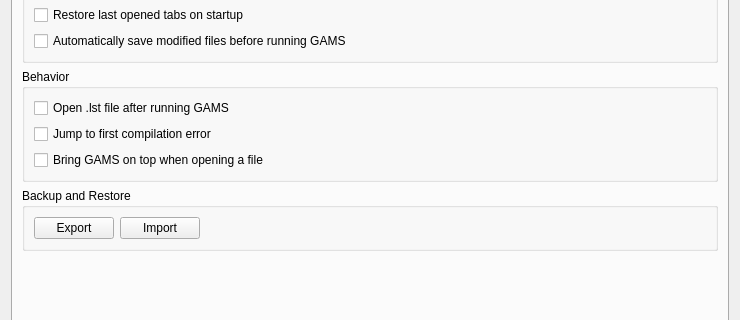
Old version of the form src/settingsdialog.ui in the repository GAMS-dev/studio; both pictures show x 0 to 740 and y 144 to 464 of the 740 by 659 pixel window.
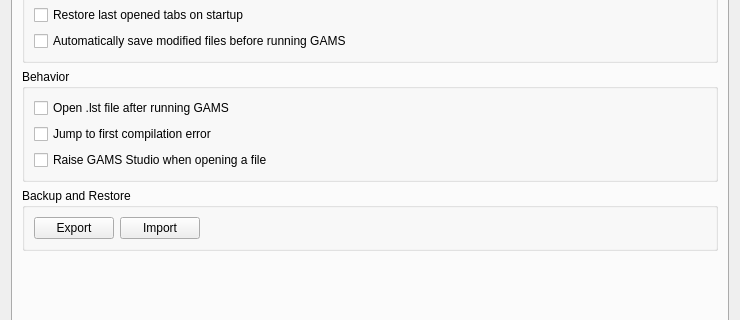
New version of the form.

Commit message: settings text update

```diff
--- a/src/settingsdialog.ui
+++ b/src/settingsdialog.ui
@@ -68,7 +68,7 @@
           <item>
            <widget class="QCheckBox" name="cb_bringontop">
             <property name="text">
-             <string>Bring GAMS on top when opening a file</string>
+             <string>Raise GAMS Studio when opening a file</string>
             </property>
            </widget>
           </item>
```
